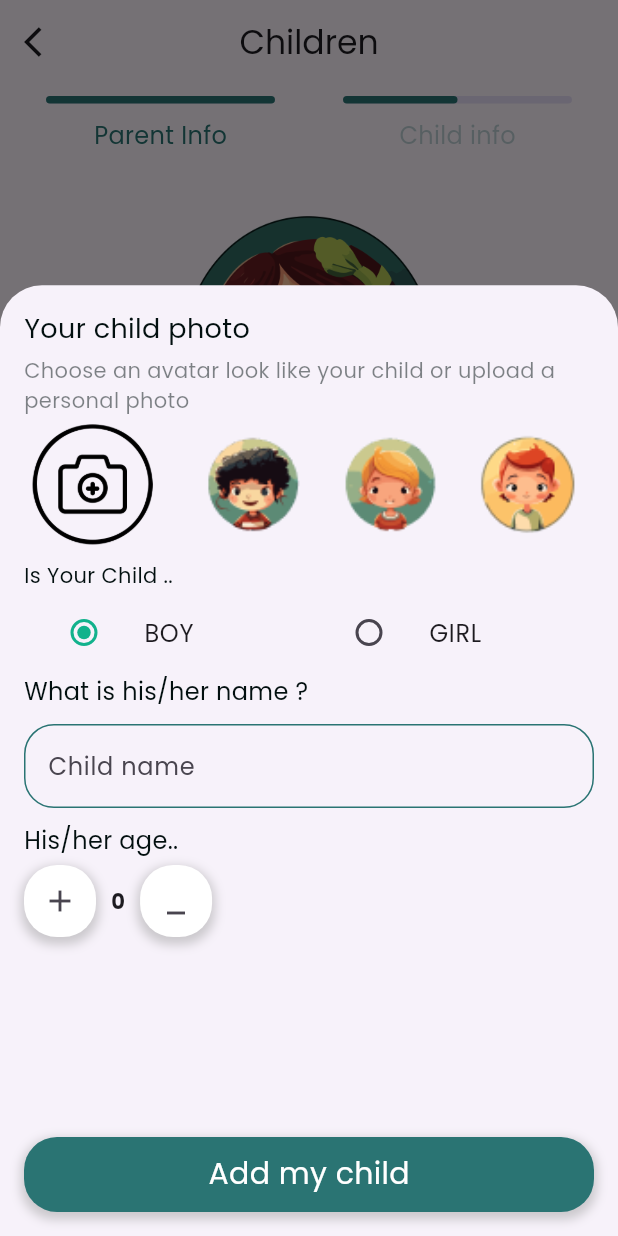
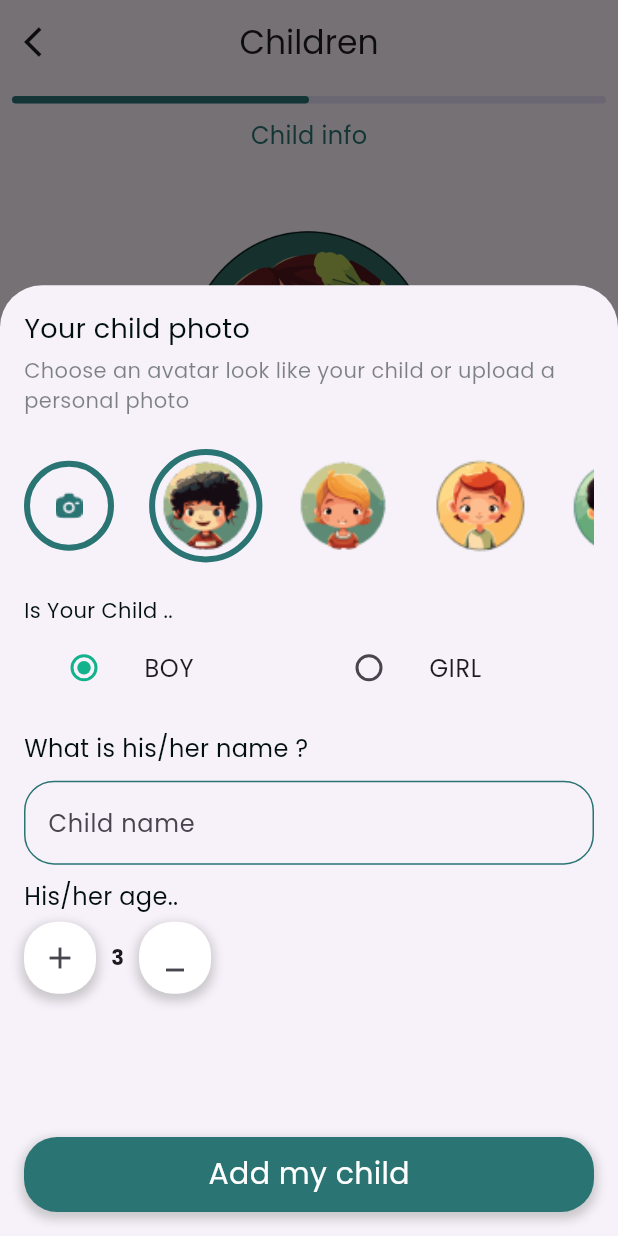
Before and after one commit to Ahmed7elmy99/DocTalk-App, a Flutter app: the Second screen opened directly, after a tap on "Add Child", on a phone screen of 412 x 824 dp. Run offline on Flutter 3.47's test engine with Material 3 defaults, Android fonts, the phone set to English and light mode, and no system bars; our stand-ins replace bloc, dio, dots_indicator, dropdown_button2, easy_localization, extended_image and 10 more; missing offline and left inert: flutter_sound_record, gif; accounts and stored records are empty; network calls fail.

Commit message:
add child screen finished

```diff
--- a/lib/features/auth_feature/presentation/cubit/auth_cubit.dart
+++ b/lib/features/auth_feature/presentation/cubit/auth_cubit.dart
@@ -71,11 +71,11 @@ class AuthCubit extends Cubit<AuthState> {
     ).then((value) {
       print(value.data);
       print("from Success");
-      navigateTo(context: context, widget: LoadingScreen());
-      emit(AuthInitial());
+      navigateTo(context: context, widget: const LoadingScreen());
+      emit(AuthSuccess());
     }).catchError((e) {
       print(e);
-      emit(AuthInitial());
+      emit(AuthError());
     });
   }
 
--- a/lib/features/parents_and_child_info_feature/presntation/screens/second.dart
+++ b/lib/features/parents_and_child_info_feature/presntation/screens/second.dart
@@ -29,15 +29,9 @@ class _SecondState extends State<Second> {
         padding: const EdgeInsets.all(8.0),
         child: Column(
           children: <Widget>[
-            const Row(
-              mainAxisAlignment: MainAxisAlignment.spaceAround,
-              children: [
-                ParentLinearProgress(label: 'Parent Info', value: 1),
-                ChildlinearProgressWidget(value: .5),
-              ],
-            ),
+            const ChildlinearProgressWidget(value: 0.5),
             const SizedBox(
-              height: 30,
+              height: 40,
             ),
             Image.asset(
               'assets/images/children.png',
@@ -53,7 +47,7 @@ class _SecondState extends State<Second> {
               textAlign: TextAlign.center,
             ),
             const SizedBox(
-              height: 20,
+              height: 60,
             ),
             CustomButton(
               label: 'Add Child',
--- a/lib/features/parents_and_child_info_feature/widgets/bottom_sheet_widget.dart
+++ b/lib/features/parents_and_child_info_feature/widgets/bottom_sheet_widget.dart
@@ -20,8 +20,8 @@ class BottomSheetWidget extends StatefulWidget {
 
 class _BottomSheetWidgetState extends State<BottomSheetWidget> {
   bool isBoySelected = false;
-  int age = 0;
-  int selectedAvatarIndex = -1;
+  int age = 3;
+  int selectedAvatarIndex = 0;
   String avatarImagePath = "";
   List avatars = [
     'assets/images/Avatars.png',
@@ -70,6 +70,7 @@ class _BottomSheetWidgetState extends State<BottomSheetWidget> {
               style: TextStyle(
                   fontSize: 14, color: AppColors.blackColor.withOpacity(.5)),
             ),
+            16.verticalSpace,
             SizedBox(
               height: mQHeight(context) / 9,
               width: mQWidth(context),
@@ -78,50 +79,72 @@ class _BottomSheetWidgetState extends State<BottomSheetWidget> {
                   GestureDetector(
                     onTap: () {
                       pickImageFromGallery();
-                      // else {
-                      // setState(() {
-                      //   selectedAvatarIndex = index;
-                      //   avatarImagePath = avatars[index];
-                      // });
-                      //}
                     },
+                    child: images.isEmpty
+                        ? Container(
+                            width: 60.0, // Adjust the size as needed
+                            height: 60.0, // Adjust the size as needed
+                            decoration: BoxDecoration(
+                              shape: BoxShape.circle,
+                              border: Border.all(
+                                color: AppColors.primaryColor, // Border color
+                                width: 4.0, // Border width
+                              ),
+                            ),
                             child: Image.asset(
-                      "assets/images/gallery.png",
+                              "assets/images/camra_icon.png",
+                            ),
+                          )
+                        : Container(
+                            width: 70.0, // Adjust the size as needed
+                            height: 70.0, //
+                            decoration: const BoxDecoration(
+                              shape: BoxShape.circle,
+                            ),
+                            child: ClipOval(
+                              child: Image.file(
+                                File(imagePath),
                                 fit: BoxFit.cover,
+                              ),
+                            ),
                           ),
                   ),
                   16.horizontalSpace,
                   Expanded(
                     child: ListView.builder(
                       shrinkWrap: true,
-                      itemCount:
-                          images.isEmpty ? avatars.length : images.length,
+                      itemCount: avatars.length,
                       scrollDirection: Axis.horizontal,
                       itemBuilder: (BuildContext context, int index) {
-                        return Container(
+                        return GestureDetector(
+                          onTap: () {
+                            setState(() {
+                              if (images.isEmpty) {
+                                selectedAvatarIndex = index;
+                                avatarImagePath = avatars[index];
+                              } else {
+                                selectedAvatarIndex = -1;
+                                avatarImagePath = "";
+                              }
+                            });
+                          },
+                          child: Container(
                               margin: const EdgeInsets.all(8),
                               padding: const EdgeInsets.all(0),
                               decoration: BoxDecoration(
                                 border: Border.all(
-                              color: selectedAvatarIndex == index
-                                  ? AppColors.greenColor
+                                  color: images.isEmpty &&
+                                          selectedAvatarIndex == index
+                                      ? AppColors.primaryColor
                                       : Colors.transparent,
-                              width: 2,
+                                  width: 4,
                                 ),
                                 borderRadius: BorderRadius.circular(50),
                               ),
-                          child: images.isEmpty
-                              ? Image.asset(
+                              child: Image.asset(
                                 avatars[index],
                                 fit: BoxFit.cover,
-                                )
-                              : ClipRRect(
-                                  borderRadius: BorderRadius.circular(16),
-                                  child: Image.file(
-                                    File(images[index]),
-                                    fit: BoxFit.cover,
-                                  ),
-                                ),
+                              )),
                         );
                       },
                     ),
@@ -129,12 +152,13 @@ class _BottomSheetWidgetState extends State<BottomSheetWidget> {
                 ],
               ),
             ),
-            const SizedBox(height: 5),
+            16.verticalSpace,
             const Text(
               'Is Your Child ..',
               style: TextStyle(fontSize: 14, color: AppColors.blackColor),
             ),
             isBoyOrGirlRadios(),
+            16.verticalSpace,
             const Text(
               'What is his/her name ?',
               style: TextStyle(fontSize: 16, color: AppColors.blackColor),
@@ -239,12 +263,14 @@ class _BottomSheetWidgetState extends State<BottomSheetWidget> {
       alignment: Alignment.center,
       child: IconButton(
         onPressed: () {
+          if (age <= 3 || age < 15) {
             setState(
               () {
                 age++;
                 print(age);
               },
             );
+          }
         },
         icon: const Icon(Icons.add),
       ),
@@ -268,7 +294,7 @@ class _BottomSheetWidgetState extends State<BottomSheetWidget> {
       alignment: Alignment.center,
       child: IconButton(
         onPressed: () {
-          if (age > 0) {
+          if (age > 3) {
             setState(() {
               age--;
             });
--- a/lib/features/parents_and_child_info_feature/widgets/child_linear_progress.dart
+++ b/lib/features/parents_and_child_info_feature/widgets/child_linear_progress.dart
@@ -12,14 +12,11 @@ class ChildlinearProgressWidget extends StatelessWidget {
   Widget build(BuildContext context) {
     return Column(
       children: [
-        SizedBox(
-          width: mQWidth(context) / 2.7,
-          child: LinearProgressIndicator(
-            color: AppColors.primaryColor,
-            value: value,
-            minHeight: 5,
-            borderRadius: BorderRadius.circular(8),
-          ),
+        LinearProgressIndicator(
+          color: AppColors.primaryColor,
+          value: value,
+          minHeight: 5,
+          borderRadius: BorderRadius.circular(8),
         ),
         const SizedBox(
           height: 10,
@@ -27,7 +24,7 @@ class ChildlinearProgressWidget extends StatelessWidget {
         Text(
           "Child info",
           style: TextStyle(
-              color: AppColors.primaryColor.withOpacity(.3),
+              color: AppColors.primaryColor,
               fontSize: 16,
               fontWeight: FontWeight.w400),
         ),
--- a/lib/features/questionair_feature/cubit/quiz_cubit.dart
+++ b/lib/features/questionair_feature/cubit/quiz_cubit.dart
@@ -27,7 +27,7 @@ class QuizCubit extends Cubit<QuizState> {
         data: {
           "sentence": "dad",
           "record": record,
-          "storyId": storyId,
+          "storyId": 1,
           "patientId": CacheHelper.getInt(key: 'id')
         },
         headers: {
--- a/lib/main.dart
+++ b/lib/main.dart
@@ -7,6 +7,7 @@ import 'package:doc_talk/features/levels_and_categories/presentation/cubit/level
 import 'package:doc_talk/features/levels_and_categories/presentation/cubit/story_cubit.dart';
 import 'package:doc_talk/features/questionair_feature/cubit/quiz_cubit.dart';
 import 'package:doc_talk/features/questionair_feature/cubit/survey_cubit.dart';
+import 'package:doc_talk/features/quiz/views/quiz_two.dart';
 import 'package:doc_talk/features/splash_and_onboarding_feature/presentation/screens/splash_screen.dart';
 import 'package:flutter/material.dart';
 import 'package:flutter_bloc/flutter_bloc.dart';
@@ -73,8 +74,7 @@ class MyApp extends StatelessWidget {
           home: CacheHelper.getString(key: "token") == null
               ? const SplashScreen()
               : const BottomNavBar(),
-      ),
-    );
+        ));
   }
 }
 //Shift + Alt + F
```
Also changed, not shown: lib/features/parents_and_child_info_feature/presntation/screens/third.dart (+7 -13 lines), assets/images/camra_icon.png (added). Lines whose indentation alone changed are shown as unchanged.
